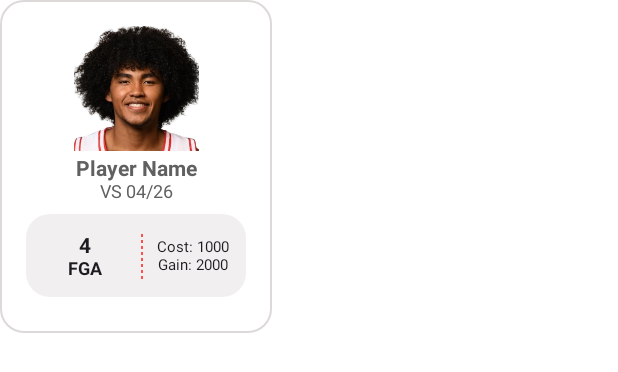
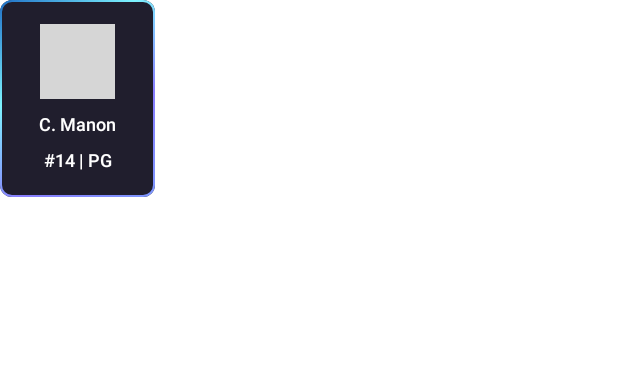
Before and after one commit to cuappdev/all-in-android, an Android app built with Jetpack Compose: the @Preview function PlayerCardPreview, on a phone screen of 412 x 824 dp. Shown: the top 372 px of the screen. Run offline under Robolectric (Android 15) with nearby library versions, the phone set to English and light mode, and no system bars; network calls fail; pictures from the network do not load; grey boxes are pictures that could not be loaded.

Commit message:
Implemented player card component, added onclick params to several components

```diff
--- a/app/src/main/java/com/appdev/all_in_android/ui/components/bet_tracker/ContractCard.kt
+++ b/app/src/main/java/com/appdev/all_in_android/ui/components/bet_tracker/ContractCard.kt
@@ -3,6 +3,7 @@ package com.appdev.all_in_android.ui.components.bet_tracker
 import androidx.compose.foundation.Canvas
 import androidx.compose.foundation.background
 import androidx.compose.foundation.border
+import androidx.compose.foundation.clickable
 import androidx.compose.foundation.layout.Arrangement
 import androidx.compose.foundation.layout.Column
 import androidx.compose.foundation.layout.Row
@@ -37,6 +38,7 @@ fun ContractCard(
     contractCost: Int,
     contractGain: Int,
     playerImageUrl: String = "",
+    onClick: () -> Unit
 ) {
     val gradientBrush = Brush.linearGradient(
         colors = listOf(Color(0xFF1F70C7), Color(0xFF7DF3FE), Color(0xFF887DFE), Color(0xFF7D97FE))
@@ -56,6 +58,9 @@ fun ContractCard(
                 shape = RoundedCornerShape(13.dp)
             )
             .padding(12.dp)
+            .clickable(
+                onClick = onClick
+            )
     ) {
         ContractHeaderContent(playerImageUrl, contractTitle, contractDate, contractSport)
 
@@ -195,7 +200,7 @@ private fun ContractCardPreview() {
             contractCost = 1220,
             contractGain = 3240,
             playerImageUrl = "https://cornellbigred.com/images/2023/8/22/MBKB_Williams_Nazzir_23_CROP.jpg?width=80&quality=90"
-        )
+        ){}
     }
 
 }
--- a/app/src/main/java/com/appdev/all_in_android/ui/components/general/BetCard.kt
+++ b/app/src/main/java/com/appdev/all_in_android/ui/components/general/BetCard.kt
@@ -2,6 +2,7 @@ package com.appdev.all_in_android.ui.components.general
 
 import androidx.compose.foundation.background
 import androidx.compose.foundation.border
+import androidx.compose.foundation.clickable
 import androidx.compose.foundation.layout.Arrangement
 import androidx.compose.foundation.layout.Column
 import androidx.compose.foundation.layout.Row
@@ -32,6 +33,7 @@ fun BetCard(
     cost: Double,
     gain: Double,
     playerImageUrl: String = "",
+    onClick: () -> Unit
 ){
     val gradientBrush = Brush.linearGradient(
         colors = listOf(Color(0xFF1F70C7), Color(0xFF7DF3FE), Color(0xFF887DFE), Color(0xFF7D97FE))
@@ -48,7 +50,10 @@ fun BetCard(
                 color = Color(0xFF201E2D),
                 shape = RoundedCornerShape(8.dp)
             )
-            .padding(16.dp),
+            .padding(16.dp)
+            .clickable(
+                onClick = onClick
+            ),
         verticalAlignment = Alignment.CenterVertically,
         horizontalArrangement = Arrangement.SpaceBetween
     ){
@@ -130,5 +135,5 @@ private fun BetCardPreview(){
         bettingLine = "Scores first goal of game",
         cost = 20.00,
         gain = 40.00
-    )
+    ){}
 }
--- a/app/src/main/java/com/appdev/all_in_android/ui/components/general/PlayerCard.kt
+++ b/app/src/main/java/com/appdev/all_in_android/ui/components/general/PlayerCard.kt
@@ -3,6 +3,8 @@ package com.appdev.all_in_android.ui.components.general
 import androidx.compose.foundation.BorderStroke
 import androidx.compose.foundation.Image
 import androidx.compose.foundation.background
+import androidx.compose.foundation.border
+import androidx.compose.foundation.clickable
 import androidx.compose.foundation.layout.Arrangement
 import androidx.compose.foundation.layout.Box
 import androidx.compose.foundation.layout.Column
@@ -23,12 +25,14 @@ import androidx.compose.ui.Alignment
 import androidx.compose.ui.Modifier
 import androidx.compose.ui.draw.drawBehind
 import androidx.compose.ui.geometry.Offset
+import androidx.compose.ui.graphics.Brush
 import androidx.compose.ui.graphics.Color
 import androidx.compose.ui.res.painterResource
 import androidx.compose.ui.text.font.FontWeight
 import androidx.compose.ui.tooling.preview.Preview
 import androidx.compose.ui.unit.dp
 import androidx.compose.ui.unit.sp
+import coil3.compose.AsyncImage
 import com.appdev.all_in_android.R
 
 /**
@@ -36,118 +40,64 @@ import com.appdev.all_in_android.R
  */
 @Composable
 fun PlayerCard(
-    // TODO - discuss best way to pass in image - maybe image id?
-    playerImageId: Int,
     playerName: String,
-    //TODO - discuss how to represent the date & action type stuff
-    dateOfGame: String,
-    actionQuantity: Int,
-    actionType: String,
-    cost: Int,
-    gain: Int
+    playerNumber: Int,
+    playerPosition: String,
+    playerImageUrl: String,
+    onClick: () -> Unit
 ) {
-
-    OutlinedCard(
-        colors = CardDefaults.cardColors(
-            containerColor = Color.White,
-        ),
-        shape = RoundedCornerShape(16.dp),
+    val gradientBrush = Brush.linearGradient(
+        colors = listOf(Color(0xFF1F70C7), Color(0xFF7DF3FE), Color(0xFF887DFE), Color(0xFF7D97FE))
+    )
+    Column(
         modifier = Modifier
-            .width(181.dp)
-            .height(222.dp),
-        border = BorderStroke(width = 1.dp, color = Color(0xFFDED9D9)),
-
-
-    )
-    {
-        Column(
-            horizontalAlignment = Alignment.CenterHorizontally,
+            .width(103.dp)
+            .height(131.dp)
+            .border(
+                width = 1.dp,
+                brush = gradientBrush,
+                shape = RoundedCornerShape(8.dp)
+            )
+            .background(
+                color = Color(0xFF201E2D),
+                shape = RoundedCornerShape(8.dp)
+            )
+            .padding(16.dp)
+            .clickable(
+                onClick = onClick
+            ),
+        horizontalAlignment = Alignment.CenterHorizontally,
+        verticalArrangement = Arrangement.spacedBy(10.dp)
+    ) {
+        AsyncImage(
+            model = playerImageUrl,
+            contentDescription = "player image",
             modifier = Modifier
-                .fillMaxWidth()
-                .padding(17.dp)
-        ) {
-            Image(
-                painter = painterResource(playerImageId),
-                contentDescription = "player image",
-                modifier = Modifier.size(83.dp)
-            )
-            Spacer(modifier = Modifier.height(4.dp))
-            Text(
-                playerName,
-                fontSize = 14.sp,
-                fontWeight = FontWeight.Bold,
-                color = Color(0xFF606060)
-            )
-            Text("VS $dateOfGame", fontSize = 12.sp, color = Color(0xFF606060))
-
-            Spacer(modifier = Modifier.height(8.dp))
-
-            Row(
-                verticalAlignment = Alignment.CenterVertically,
-                modifier = Modifier
-                    .height(55.dp)
-                    .background(color = Color(0x69DED9D9), shape = RoundedCornerShape(16.dp))
-                    .padding(horizontal = 9.dp, vertical = 13.dp),
-            ) {
-                Column(
-                    horizontalAlignment = Alignment.CenterHorizontally,
-                    modifier = Modifier
-                        .width(60.dp)
-                        .height(30.dp)
-                ) {
-                    // 4 FGA bit
-                    Text("$actionQuantity", fontSize = 14.sp, fontWeight = FontWeight.Bold)
-                    Text(actionType, fontSize = 12.sp, fontWeight = FontWeight.Bold)
-                }
-
-                DashedVerticalDivider()
-
-                Column(
-                    horizontalAlignment = Alignment.CenterHorizontally,
-                    modifier = Modifier
-                        .width(53.dp)
-                        .height(30.dp),
-                    verticalArrangement = Arrangement.Center
-                ) {
-                    // cost gain part
-                    Text("Cost: $cost", fontSize = 10.sp)
-                    Text("Gain: $gain", fontSize = 10.sp)
-                }
-            }
-
-        }
+                .size(50.dp)
+                .border(1.dp, Color.White)
+        )
+        Text(
+            text = playerName,
+            fontSize = 12.sp,
+            fontWeight = FontWeight.Medium,
+            color = Color.White
+        )
+        Text(
+            text = "#$playerNumber | $playerPosition",
+            fontSize = 12.sp,
+            fontWeight = FontWeight.Medium,
+            color = Color.White
+        )
     }
-
-}
-
-@Composable
-fun DashedVerticalDivider() {
-    Box(
-        modifier = Modifier
-            .padding(horizontal = 7.dp)
-            .fillMaxHeight() // Adjust the height as needed
-            .width(1.dp)
-            .drawBehind {
-                val dashWidth = 2.dp.toPx()
-                val gapWidth = 2.dp.toPx()
-                val color = Color(0xFFFF4F4F)
-
-                var y = 0f
-                while (y < size.height) {
-                    drawLine(
-                        color = color,
-                        start = Offset(x = size.width / 2, y = y),
-                        end = Offset(x = size.width / 2, y = y + dashWidth),
-                        strokeWidth = size.width
-                    )
-                    y += dashWidth + gapWidth
-                }
-            }
-    )
 }
 
 @Preview
 @Composable
-fun PlayerCardPreview() {
-    PlayerCard(R.drawable.player_photo, "Player Name", "04/26", 4, "FGA", 1000, 2000)
+private fun PlayerCardPreview() {
+    PlayerCard(
+        playerName = "C. Manon",
+        playerNumber = 14,
+        playerPosition = "PG",
+        playerImageUrl = ""
+    ) {}
 }
--- a/app/src/main/java/com/appdev/all_in_android/ui/components/general/RarityPack.kt
+++ b/app/src/main/java/com/appdev/all_in_android/ui/components/general/RarityPack.kt
@@ -1,13 +1,11 @@
 package com.appdev.all_in_android.ui.components.general
 
-import android.graphics.fonts.Font
 import androidx.compose.foundation.background
 import androidx.compose.foundation.border
+import androidx.compose.foundation.clickable
 import androidx.compose.foundation.layout.Arrangement
 import androidx.compose.foundation.layout.Box
 import androidx.compose.foundation.layout.Column
-import androidx.compose.foundation.layout.fillMaxWidth
-import androidx.compose.foundation.layout.padding
 import androidx.compose.foundation.layout.size
 import androidx.compose.foundation.shape.RoundedCornerShape
 import androidx.compose.material3.Icon
@@ -40,7 +38,11 @@ fun RarityPack(
     }
     Column(
         verticalArrangement = Arrangement.spacedBy(8.dp),
-        horizontalAlignment = Alignment.CenterHorizontally
+        horizontalAlignment = Alignment.CenterHorizontally,
+        modifier = Modifier
+            .clickable(
+                onClick = onClick
+            )
     ) {
 
         Box(
--- a/app/src/main/java/com/appdev/all_in_android/ui/screens/HomeScreen.kt
+++ b/app/src/main/java/com/appdev/all_in_android/ui/screens/HomeScreen.kt
@@ -131,15 +131,7 @@ private fun <T> SectionRow(
 //                        )
 //                    }
                     is Contract -> {
-                        PlayerCard(
-                            playerImageId = card.playerImageId,
-                            playerName = card.playerName,
-                            dateOfGame = card.dateOfGame,
-                            actionQuantity = card.actionQuantity,
-                            actionType = card.actionType,
-                            cost = card.cost,
-                            gain = card.gain
-                        )
+
                     }
                 }
             }
--- a/app/src/main/java/com/appdev/all_in_android/ui/screens/MarketplaceScreen.kt
+++ b/app/src/main/java/com/appdev/all_in_android/ui/screens/MarketplaceScreen.kt
@@ -82,14 +82,7 @@ fun MarketplaceScreen(
                     horizontalArrangement = Arrangement.spacedBy(6.dp)
                 ) {
                     items(contracts.size) { it ->
-                        PlayerCard(contracts[it].playerImageId,
-                            contracts[it].playerName,
-                            contracts[it].dateOfGame,
-                            contracts[it].actionQuantity,
-                            contracts[it].actionType,
-                            contracts[it].cost,
-                            contracts[it].gain
-                        )
+
                     }
                 }
             }
--- a/app/src/main/java/com/appdev/all_in_android/ui/screens/ProfileScreen.kt
+++ b/app/src/main/java/com/appdev/all_in_android/ui/screens/ProfileScreen.kt
@@ -74,15 +74,7 @@ fun ProfileScreen(
                     .padding(bottom = 8.dp)
             ) {
                 items(contracts) { contract ->
-                    PlayerCard(
-                        playerImageId = contract.playerImageId,
-                        playerName = contract.playerName,
-                        dateOfGame = contract.dateOfGame,
-                        actionQuantity = contract.actionQuantity,
-                        actionType = contract.actionType,
-                        cost = contract.cost,
-                        gain = contract.gain
-                    )
+
                 }
             }
         }
```
